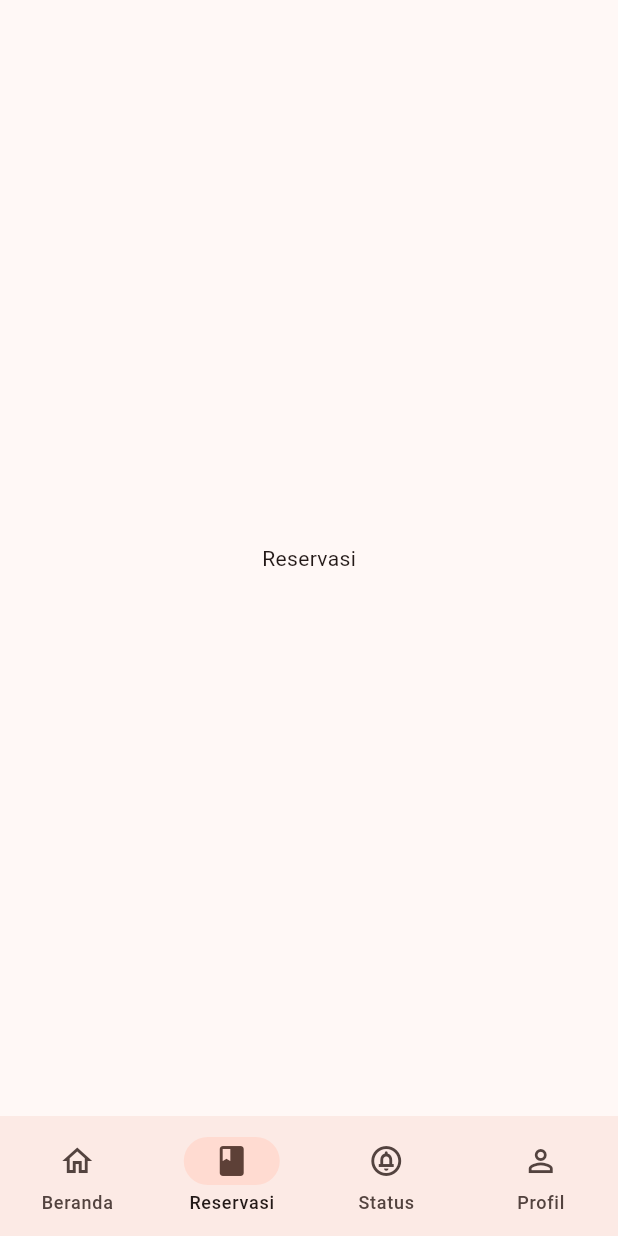
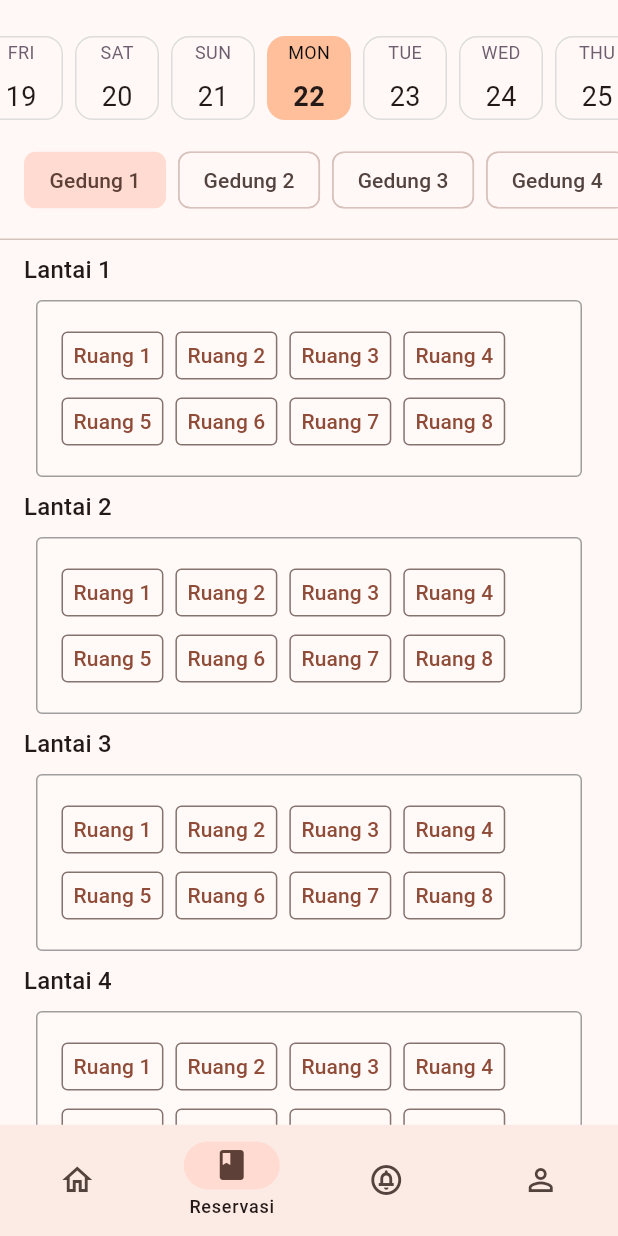
Before and after one commit to hafidz98/rumbuk_mobile, a Flutter app: the screen it shows after launch, item 2 of the bottom bar chosen, on a phone screen of 412 x 824 dp. Run offline on Flutter 3.47's test engine with Material 3 defaults, Android fonts, the phone set to English and light mode, and no system bars; drawn by our look-alikes of easy_date_timeline; our stand-ins replace get_it; missing offline and left inert: flutter_inappwebview; network calls fail.

Commit message:
feat: reservation ui

```diff
--- a/lib/main.dart
+++ b/lib/main.dart
@@ -1,10 +1,12 @@
 import 'package:flutter/material.dart';
-import 'package:id_rumbuk_app/screens/home.dart';
+import 'package:id_rumbuk_app/screens/home/home.screen.dart';
 import 'package:flutter_inappwebview/flutter_inappwebview.dart';
 import 'package:flutter/foundation.dart';
+import 'package:id_rumbuk_app/screens/login/login.screen.dart';
 import 'package:id_rumbuk_app/screens/profile.dart';
-import 'package:id_rumbuk_app/screens/reservation.dart';
-import 'package:id_rumbuk_app/screens/status.dart';
+import 'package:id_rumbuk_app/screens/reservation/reservation.screen.dart';
+import 'package:id_rumbuk_app/screens/status/status.screen.dart';
+import 'package:id_rumbuk_app/services/service_locator.dart';
 
 Future main() async {
   WidgetsFlutterBinding.ensureInitialized();
@@ -13,6 +15,7 @@ Future main() async {
       defaultTargetPlatform == TargetPlatform.android) {
     await InAppWebViewController.setWebContentsDebuggingEnabled(kDebugMode);
   }
+  setupGetIt();
   runApp(const MyApp());
 }
 
@@ -38,6 +41,8 @@ class _MyAppState extends State<MyApp> {
       home: Scaffold(
         body: const [HomeScreen(),ReservationScreen(), StatusScreen(), ProfileScreen()][selectedPageIndex],
         bottomNavigationBar: NavigationBar(
+          labelBehavior: NavigationDestinationLabelBehavior.onlyShowSelected,
+          height: MediaQuery.of(context).size.height * 0.09,
           destinations: const <NavigationDestination>[
             NavigationDestination(
               selectedIcon: Icon(Icons.home),
--- a/lib/screens/home.dart
+++ b/lib/screens/home/home.screen.dart
@@ -61,7 +61,7 @@ class _HomeScreenState extends State<HomeScreen> {
                                     address: 'Gedung 1 Lantai 2',
                                     room: 'Ruangan 121',
                                     time: '07:15',
-                                    statusCode: index.toString()),
+                                    statusCode: (index + 3).toString()),
                               ),)
                   ],
                 ),
--- a/lib/screens/reservation.dart
+++ /dev/null
@@ -1,10 +0,0 @@
-import 'package:flutter/cupertino.dart';
-
-class ReservationScreen extends StatelessWidget {
-  const ReservationScreen({Key? key}) : super(key: key);
-
-  @override
-  Widget build(BuildContext context) {
-    return const Center(child: Text('Reservasi'),);
-  }
-}
--- /dev/null
+++ b/lib/screens/reservation/reservation.screen.dart
@@ -0,0 +1,216 @@
+import 'package:flutter/material.dart';
+import 'package:easy_date_timeline/easy_date_timeline.dart';
+import 'package:id_rumbuk_app/screens/reservation/reservation.order.screen.dart';
+
+import '../../widgets/custom_chip.widget.dart';
+
+class ReservationScreen extends StatelessWidget {
+  const ReservationScreen({Key? key}) : super(key: key);
+
+  final bool _isTimeOfRoomSelected = false;
+
+  @override
+  Widget build(BuildContext context) {
+    return Scaffold(
+      resizeToAvoidBottomInset: false,
+      floatingActionButton: _isTimeOfRoomSelected
+          ? CustomFloatingActionButton(
+              onPressed: () {}, label: 'Pilih ruangan ini')
+          : const SizedBox.shrink(),
+      floatingActionButtonLocation: FloatingActionButtonLocation.centerDocked,
+      body: SafeArea(
+        child: Column(
+          crossAxisAlignment: CrossAxisAlignment.center,
+          children: [
+            const Padding(
+              padding: EdgeInsets.symmetric(vertical: 16),
+              child: Column(
+                crossAxisAlignment: CrossAxisAlignment.start,
+                children: [
+                  CustomDatePicker(),
+                  SizedBox(height: 8),
+                  BuildingChipButton(),
+                ],
+              ),
+            ),
+            const Divider(height: 0),
+            Flexible(
+              child: ListView(
+                padding:
+                    const EdgeInsets.symmetric(vertical: 8, horizontal: 16),
+                children: List<Widget>.generate(
+                    10,
+                    (index) => RoomContentCard(
+                          indexF: (index + 1),
+                        )).toList(),
+              ),
+            ),
+          ],
+        ),
+      ),
+    );
+  }
+}
+
+class RoomContentCard extends StatelessWidget {
+  const RoomContentCard({Key? key, required this.indexF}) : super(key: key);
+
+  final int indexF;
+
+  @override
+  Widget build(BuildContext context) {
+    return Column(
+      crossAxisAlignment: CrossAxisAlignment.start,
+      mainAxisAlignment: MainAxisAlignment.center,
+      children: [
+        Text('Lantai $indexF', style: Theme.of(context).textTheme.titleMedium),
+        Padding(
+          padding: const EdgeInsets.all(8.0),
+          child: Container(
+            width: MediaQuery.of(context).size.width,
+            padding: const EdgeInsets.all(16),
+            decoration: BoxDecoration(
+                color: Colors.white10,
+                borderRadius: BorderRadius.circular(4),
+                border: Border.all(color: Colors.grey.shade500)),
+            child: Wrap(
+              alignment: WrapAlignment.start,
+              spacing: 8,
+              runSpacing: 4,
+              direction: Axis.horizontal,
+              children: List.generate(
+                  8,
+                  (index) => OutlinedButton(
+                      style: OutlinedButton.styleFrom(
+                          padding: const EdgeInsets.symmetric(horizontal: 8),
+                          visualDensity: VisualDensity.compact,
+                          shape: RoundedRectangleBorder(
+                              borderRadius: BorderRadius.circular(4))),
+                      onPressed: () {
+                        showModalBottomSheet(
+                          isScrollControlled: true,
+                          showDragHandle: true,
+                          useSafeArea: true,
+                            shape: const RoundedRectangleBorder(
+                                borderRadius: BorderRadius.vertical(
+                                    top: Radius.circular(32))),
+                            context: context,
+                            builder: (context) => ReservationOrder());
+                      },
+                      child: FittedBox(
+                          fit: BoxFit.fitWidth,
+                          child: Text('Ruang ${index + 1}')))),
+            ),
+          ),
+        ),
+      ],
+    );
+  }
+}
+
+class CustomFloatingActionButton extends StatelessWidget {
+  const CustomFloatingActionButton(
+      {Key? key, required this.onPressed, required this.label})
+      : super(key: key);
+
+  final VoidCallback onPressed;
+  final String label;
+
+  @override
+  Widget build(BuildContext context) {
+    return Expanded(
+      child: SizedBox(
+        width: MediaQuery.of(context).size.width,
+        child: FloatingActionButton(
+            onPressed: onPressed,
+            shape: const RoundedRectangleBorder(
+                borderRadius: BorderRadius.all(Radius.zero)),
+            elevation: 0,
+            child: Text(label)),
+      ),
+    );
+  }
+}
+
+class CustomDatePicker extends StatefulWidget {
+  const CustomDatePicker({Key? key}) : super(key: key);
+
+  @override
+  State<CustomDatePicker> createState() => _CustomDatePickerState();
+}
+
+class _CustomDatePickerState extends State<CustomDatePicker> {
+  final EasyInfiniteDateTimelineController _controller =
+      EasyInfiniteDateTimelineController();
+  final DateTime _appsFirstDate = DateTime.now();
+  DateTime _focusDate = DateTime.now().add(const Duration(days: 4));
+  final DateTime _appsLastDate = DateTime.now().add(const Duration(days: 30));
+
+  @override
+  Widget build(BuildContext context) {
+    return EasyInfiniteDateTimeLine(
+      controller: _controller,
+      showTimelineHeader: false,
+      disabledDates: List.generate(
+          4, (index) => _appsFirstDate.add(Duration(days: index))),
+      onDateChange: (selectedDate) => setState(() {
+        _focusDate = selectedDate;
+        debugPrint(selectedDate.toString());
+      }),
+      timeLineProps: const EasyTimeLineProps(hPadding: 16),
+      activeColor: const Color(0xffFFBF9B),
+      dayProps: const EasyDayProps(
+        height: 56.0,
+        width: 56.0,
+        dayStructure: DayStructure.dayStrDayNum,
+        inactiveDayStyle: DayStyle(
+          dayNumStyle: TextStyle(
+            fontSize: 18.0,
+          ),
+        ),
+        activeDayStyle: DayStyle(
+          dayNumStyle: TextStyle(
+            fontSize: 18.0,
+            fontWeight: FontWeight.bold,
+          ),
+        ),
+      ),
+      firstDate: _appsFirstDate,
+      focusDate: _focusDate,
+      lastDate: _appsLastDate,
+    );
+  }
+}
+
+class BuildingChipButton extends StatefulWidget {
+  const BuildingChipButton({Key? key}) : super(key: key);
+
+  @override
+  State<BuildingChipButton> createState() => _BuildingChipButtonState();
+}
+
+class _BuildingChipButtonState extends State<BuildingChipButton> {
+  int? _value = 0;
+
+  @override
+  Widget build(BuildContext context) {
+    return SingleChildScrollView(
+      padding: const EdgeInsets.symmetric(horizontal: 16),
+      scrollDirection: Axis.horizontal,
+      child: Wrap(
+        direction: Axis.horizontal,
+        spacing: 8,
+        children: List<Widget>.generate(
+          4,
+          (index) => CustomChoiceChip(
+            label: 'Gedung ${index + 1}',
+            selected: _value == index,
+            onSelected: (selected) => setState(() {
+              _value = selected ? index : _value;
+            }),
+          ),
+        ).toList(),
+      ),
+    );
+  }
+}
--- /dev/null
+++ b/lib/widgets/custom_chip.widget.dart
@@ -0,0 +1,21 @@
+import 'package:flutter/material.dart';
+
+class CustomChoiceChip extends StatelessWidget {
+  final String label;
+  final bool selected;
+  final ValueChanged<bool>? onSelected;
+
+  const CustomChoiceChip(
+      {Key? key, required this.label, required this.selected, this.onSelected})
+      : super(key: key);
+
+  @override
+  Widget build(BuildContext context) {
+    return ChoiceChip(
+      label: Text(label),
+      selected: selected,
+      onSelected: onSelected,
+      showCheckmark: false,
+    );
+  }
+}
--- a/pubspec.yaml
+++ b/pubspec.yaml
@@ -37,6 +37,8 @@ dependencies:
   cupertino_icons: ^1.0.2
   flutter_inappwebview: ^6.0.0
   url_launcher: ^6.2.4
+  get_it: ^7.6.4
+  easy_date_timeline: ^1.0.6
 
 dev_dependencies:
   flutter_test:
@@ -49,6 +51,7 @@ dev_dependencies:
   # rules and activating additional ones.
   flutter_lints: ^2.0.0
   flutter_native_splash: ^2.3.7
+
 
 # For information on the generic Dart part of this file, see the
 # following page: https://dart.dev/tools/pub/pubspec
```
Also changed, not shown: lib/screens/login/login.controller.dart (added, +26 -0 lines), lib/screens/login/login.screen.dart (renamed from lib/screens/login.dart, +35 -35 lines), lib/screens/reservation/reservation.order.screen.dart (added, +101 -0 lines), lib/services/service_locator.dart (added, +8 -0 lines), lib/widgets/simple_reservation_card.widget.dart (+8 -6 lines), lib/screens/status/status.screen.dart (renamed from lib/screens/status.dart), lib/screens/status/status_detail.screen.dart (added), lib/screens/status_detail.dart (deleted), pubspec.lock.
